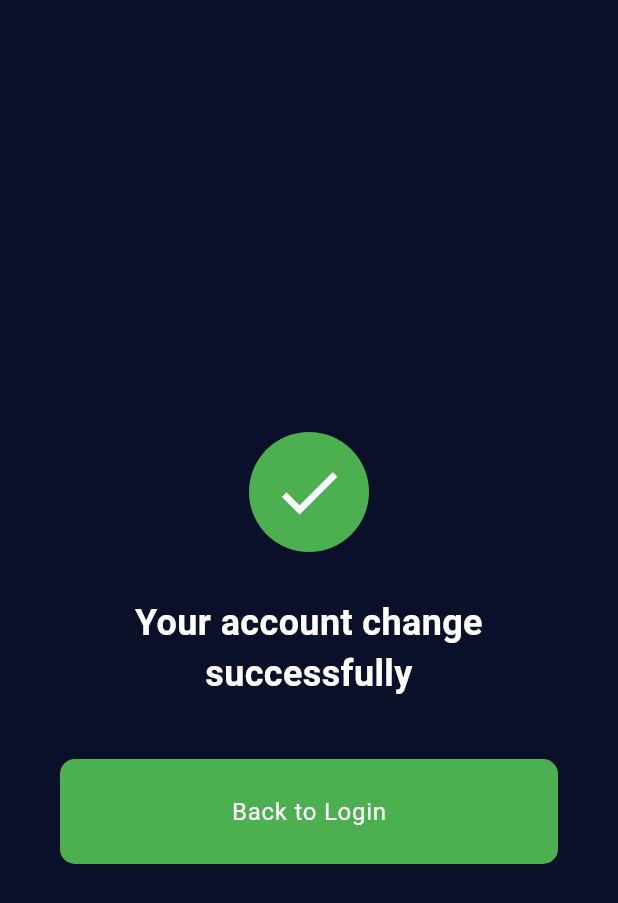
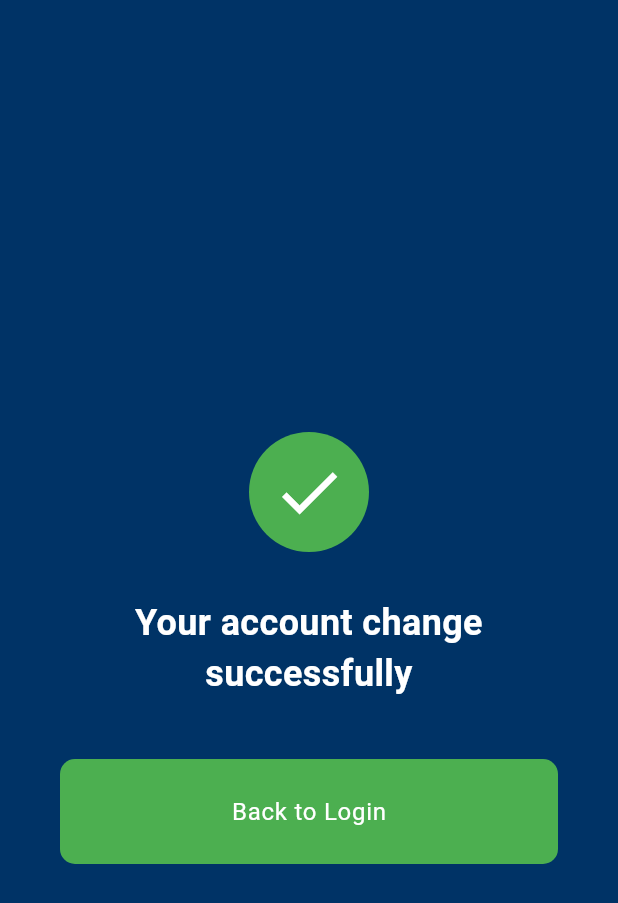
Before and after one commit to wso2-ballerina-carpooling-project/mobile-app-frontend, a Flutter app: the screen it shows after launch, on a phone screen of 412 x 824 dp. Shown: the top 903 px of the screen. Run offline on Flutter 3.47's test engine with Material 3 defaults, Android fonts, the phone set to English and light mode, and no system bars; our stand-ins replace google_maps_flutter.

Commit message:
change the background color and replace the background color with the primary constant color

```diff
--- a/lib/views/account_change_confirmation.dart
+++ b/lib/views/account_change_confirmation.dart
@@ -7,7 +7,7 @@ class AccountChangeSuccessScreen extends StatelessWidget {
   @override
   Widget build(BuildContext context) {
     return Scaffold(
-      backgroundColor: const Color(0xFF0A1029), // Dark blue background
+      backgroundColor: const Color(0xFF003366), // Dark blue background
       body: SafeArea(
         child: Center(
           child: Column(
```
